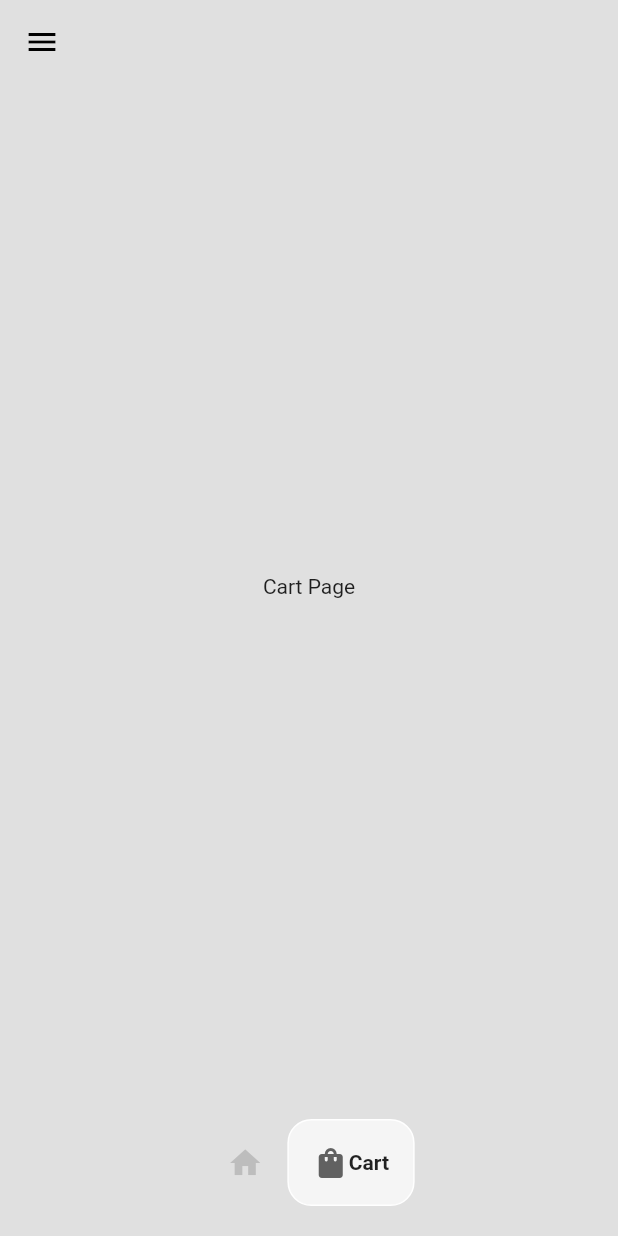
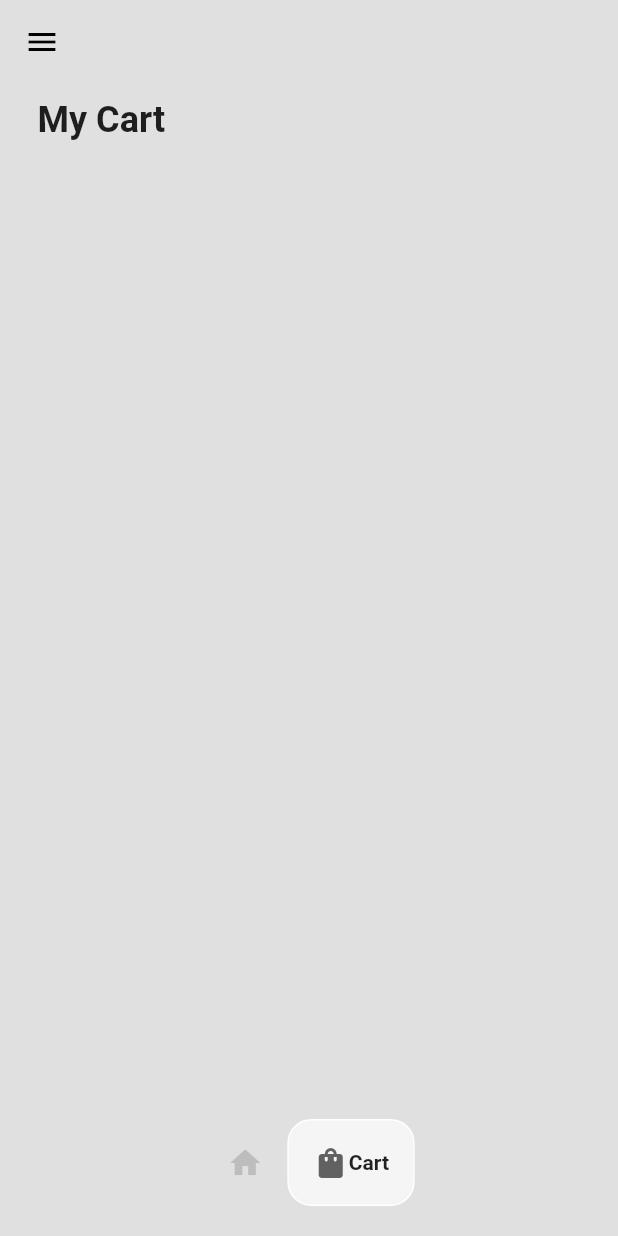
Before and after one commit to sabatohura/nikeshop, a Flutter app: the HomePage screen opened by its route, item 2 of the bottom bar chosen, on a phone screen of 412 x 824 dp. Run offline on Flutter 3.47's test engine with Material 2 defaults, Android fonts, the phone set to English and light mode, and no system bars; drawn by our look-alikes of google_nav_bar.

Commit message:
Create cart page

```diff
--- a/lib/data/shoes.dart
+++ b/lib/data/shoes.dart
@@ -17,8 +17,8 @@ List<Shoe> shoes = [
       imagePath: 'lib/images/kd.png',
       description: 'this is a dream shoes'),
   Shoe(
-      name: 'Vans',
-      price: '230',
-      imagePath: 'lib/images/vans.png',
+      name: 'Air KD',
+      price: '300',
+      imagePath: 'lib/images/kdj.png',
       description: 'this is a dream shoes'),
 ];
--- a/lib/pages/cart_page.dart
+++ b/lib/pages/cart_page.dart
@@ -1,17 +1,43 @@
 import 'package:flutter/material.dart';
+import 'package:nikeshop/models/cart.dart';
+import 'package:provider/provider.dart';
 
-class CartPage extends StatefulWidget {
+import '../components/cart_list_item.dart';
+
+class CartPage extends StatelessWidget {
   const CartPage({super.key});
 
   @override
-  State<CartPage> createState() => _CartPageState();
-}
-
-class _CartPageState extends State<CartPage> {
-  @override
   Widget build(BuildContext context) {
-    return const Center(
-      child: Text("Cart Page"),
+    return Consumer<Cart>(
+      builder: (context, value, child) => Padding(
+        padding: const EdgeInsets.symmetric(horizontal: 25.0),
+        child: Column(
+          crossAxisAlignment: CrossAxisAlignment.start,
+          children: [
+            const SizedBox(
+              height: 10,
+            ),
+            const Text(
+              "My Cart",
+              style: TextStyle(fontWeight: FontWeight.w600, fontSize: 24),
+            ),
+            const SizedBox(
+              height: 25,
+            ),
+            Expanded(
+              child: ListView.builder(
+                itemCount: value.userCart.length,
+                itemBuilder: (BuildContext context, int index) {
+                  return CartListItem(
+                    shoe: value.userCart[index],
+                  );
+                },
+              ),
+            )
+          ],
+        ),
+      ),
     );
   }
 }
```
Also changed, not shown: lib/components/cart_list_item.dart (added, +42 -0 lines), lib/components/shoe_tile.dart (+8 -4 lines).
